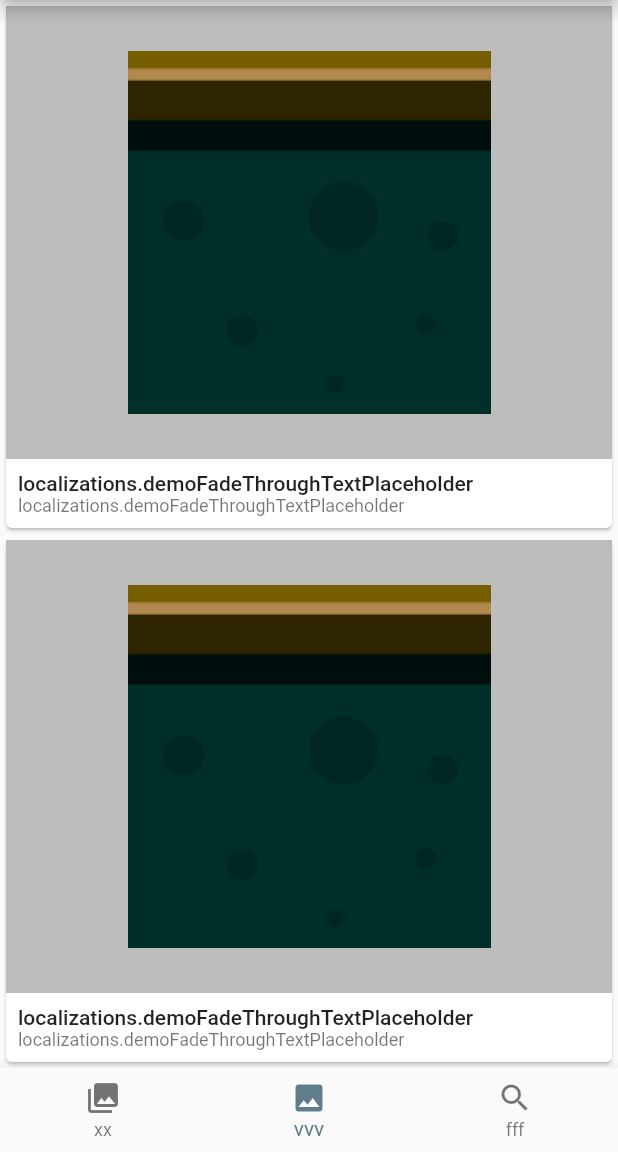
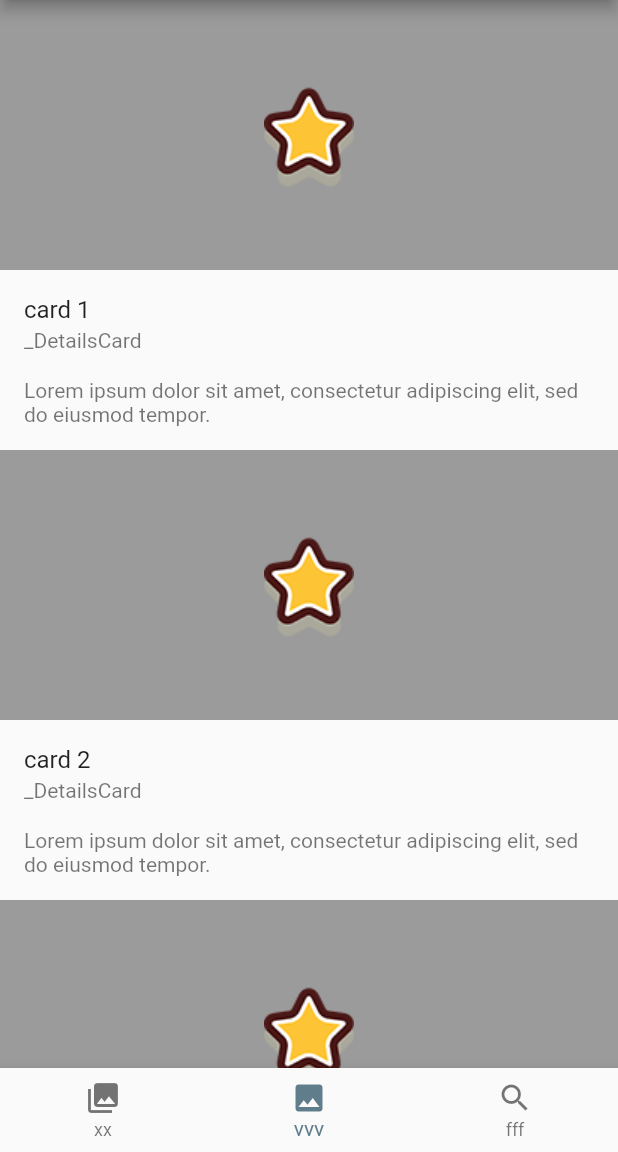
Before and after one commit to Ruila/flutter-game, a Flutter app: the FadeThroughTransitionDemo screen opened directly, item 2 of the bottom bar chosen, on a phone screen of 412 x 824 dp, the part 84-1236 px from its top. Run offline on Flutter 3.47's test engine with Material 2 defaults, Android fonts, the phone set to English and light mode, and no system bars; missing offline and left inert: flame.

Commit message:
add inkwell

```diff
--- a/boxgame/lib/containerTransfer/NSmallDetailsCard.dart
+++ b/boxgame/lib/containerTransfer/NSmallDetailsCard.dart
@@ -1,4 +1,3 @@
-import 'package:flutter/cupertino.dart';
 import 'package:boxgame/containerTransfer/NInkWellOverlay.dart';
 import 'package:flutter/material.dart';
 
--- /dev/null
+++ b/boxgame/lib/fadeTransition/NPhotosPage.dart
@@ -0,0 +1,64 @@
+import 'package:flutter/material.dart';
+
+class NPhotosPage extends StatelessWidget {
+  const NPhotosPage({Key? key}) : super(key: key);
+
+  @override
+  Widget build(BuildContext context) {
+    return ListView(
+      children: [
+        ...List.generate(15, (index) {
+          return SizedBox(
+              width: 300,
+              height: 300,
+              child: Material(
+                child: InkWell(
+                  splashColor: Colors.black38,
+                  onTap: () {
+                    print("xsd");
+                  },
+                  child: Column(
+                    crossAxisAlignment: CrossAxisAlignment.stretch,
+                    children: [
+                      Expanded(
+                        child: Container(
+                          color: Colors.black38,
+                          child: Center(
+                            child: Image.asset(
+                              'assets/images/star.png',
+                              width: 100,
+                            ),
+                          ),
+                        ),
+                      ),
+                      ListTile(
+                        title: Text('card' ' ${index + 1}'),
+                        subtitle: const Text(
+                          "_DetailsCard",
+                        ),
+                      ),
+                      Padding(
+                        padding: const EdgeInsets.only(
+                          left: 16,
+                          right: 16,
+                          bottom: 16,
+                        ),
+                        child: Text(
+                          'Lorem ipsum dolor sit amet, consectetur '
+                          'adipiscing elit, sed do eiusmod tempor.',
+                          style:
+                              Theme.of(context).textTheme.bodyText2?.copyWith(
+                                    color: Colors.black54,
+                                    inherit: false,
+                                  ),
+                        ),
+                      ),
+                    ],
+                  ),
+                ),
+              ));
+        }),
+      ],
+    );
+  }
+}
--- a/boxgame/lib/pages/containerTransfer.dart
+++ b/boxgame/lib/pages/containerTransfer.dart
@@ -218,7 +218,7 @@ class _OpenContainerTransformDemoState extends State {
                 const SizedBox(
                   height: 16,
                 ),
-                ...List.generate(10, (index) {
+                ...List.generate(15, (index) {
                   return OpenContainer<bool>(
                     transitionType: _transitionType,
                     openBuilder: (context, openContainer) =>
--- a/boxgame/lib/pages/fadeTransition.dart
+++ b/boxgame/lib/pages/fadeTransition.dart
@@ -3,6 +3,9 @@
 // found in the LICENSE file.
 
 import 'package:animations/animations.dart';
+import 'package:boxgame/fadeTransition/NAlbumsPage.dart';
+import 'package:boxgame/fadeTransition/NPhotosPage.dart';
+import 'package:boxgame/fadeTransition/NSearchPage.dart';
 import 'package:flutter/material.dart';
 
 class FadeThroughTransitionDemo extends StatefulWidget {
@@ -17,9 +20,9 @@ class _FadeThroughTransitionDemoState extends State<FadeThroughTransitionDemo> {
   int _pageIndex = 0;
 
   final _pageList = <Widget>[
-    _AlbumsPage(),
-    _PhotosPage(),
-    _SearchPage(),
+    const NAlbumsPage(),
+    const NPhotosPage(),
+    const NSearchPage(),
   ];
 
   @override
@@ -79,111 +82,3 @@ class _FadeThroughTransitionDemoState extends State<FadeThroughTransitionDemo> {
     );
   }
 }
-
-class _ExampleCard extends StatelessWidget {
-  @override
-  Widget build(BuildContext context) {
-    final textTheme = Theme.of(context).textTheme;
-
-    return Expanded(
-      child: Card(
-        child: Stack(
-          children: [
-            Column(
-              crossAxisAlignment: CrossAxisAlignment.stretch,
-              children: [
-                Expanded(
-                  child: Container(
-                    color: Colors.black26,
-                    child: Padding(
-                      padding: const EdgeInsets.all(30),
-                      child: Ink.image(
-                        image: const AssetImage(
-                          'assets/images/ground.png',
-                        ),
-                      ),
-                    ),
-                  ),
-                ),
-                Padding(
-                  padding: const EdgeInsets.all(8),
-                  child: Column(
-                    crossAxisAlignment: CrossAxisAlignment.start,
-                    children: [
-                      Text(
-                        'localizations.demoFadeThroughTextPlaceholder',
-                        style: textTheme.bodyText1,
-                      ),
-                      Text(
-                        'localizations.demoFadeThroughTextPlaceholder',
-                        style: textTheme.caption,
-                      ),
-                    ],
-                  ),
-                ),
-              ],
-            ),
-            InkWell(
-              splashColor: Colors.black38,
-              onTap: () {},
-            ),
-          ],
-        ),
-      ),
-    );
-  }
-}
-
-class _AlbumsPage extends StatelessWidget {
-  @override
-  Widget build(BuildContext context) {
-    return Column(
-      children: [
-        ...List.generate(
-          3,
-          (index) => Expanded(
-            child: Row(
-              crossAxisAlignment: CrossAxisAlignment.stretch,
-              children: [
-                _ExampleCard(),
-                _ExampleCard(),
-              ],
-            ),
-          ),
-        ),
-      ],
-    );
-  }
-}
-
-class _PhotosPage extends StatelessWidget {
-  @override
-  Widget build(BuildContext context) {
-    return Column(
-      children: [
-        _ExampleCard(),
-        _ExampleCard(),
-      ],
-    );
-  }
-}
-
-class _SearchPage extends StatelessWidget {
-  @override
-  Widget build(BuildContext context) {
-    return ListView.builder(
-      itemBuilder: (context, index) {
-        return ListTile(
-          leading: Image.asset(
-            'assets/images/star.png',
-            width: 40,
-          ),
-          title:
-              Text('localizations.demoMotionListTileTitle' + ' ${index + 1}'),
-          subtitle: const Text('dfsfs'),
-        );
-      },
-      itemCount: 10,
-    );
-  }
-}
```
Also changed, not shown: boxgame/lib/fadeTransition/NAlbumsPage.dart (added, +79 -0 lines), boxgame/lib/fadeTransition/NSearchPage.dart (added, +23 -0 lines).
